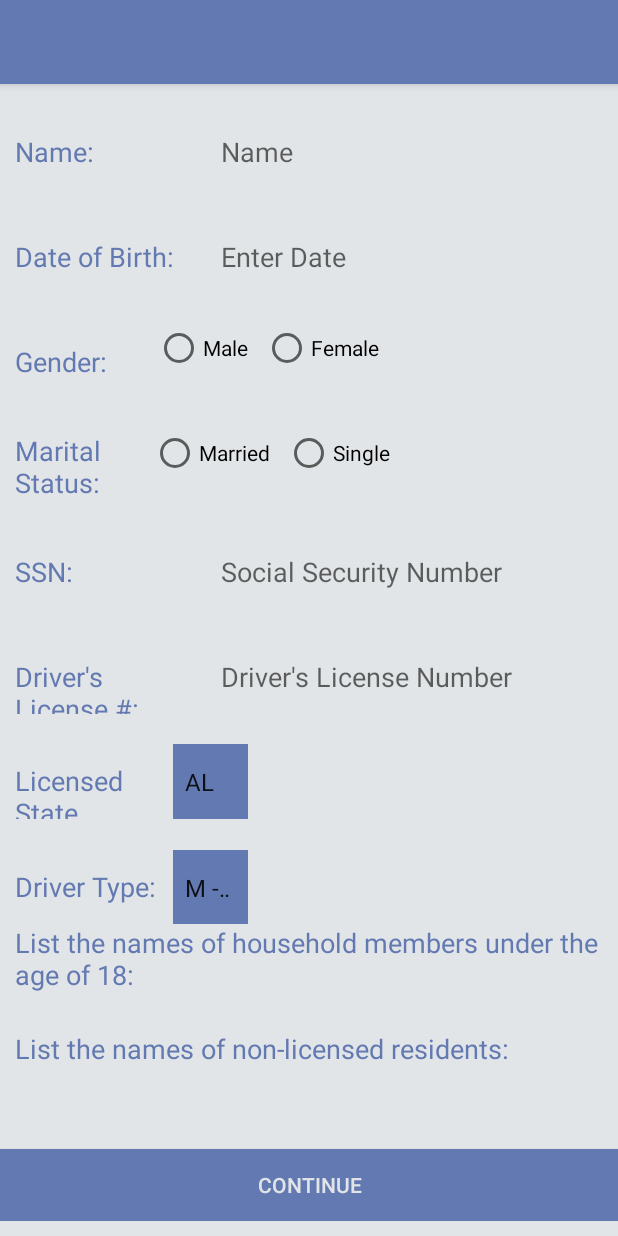
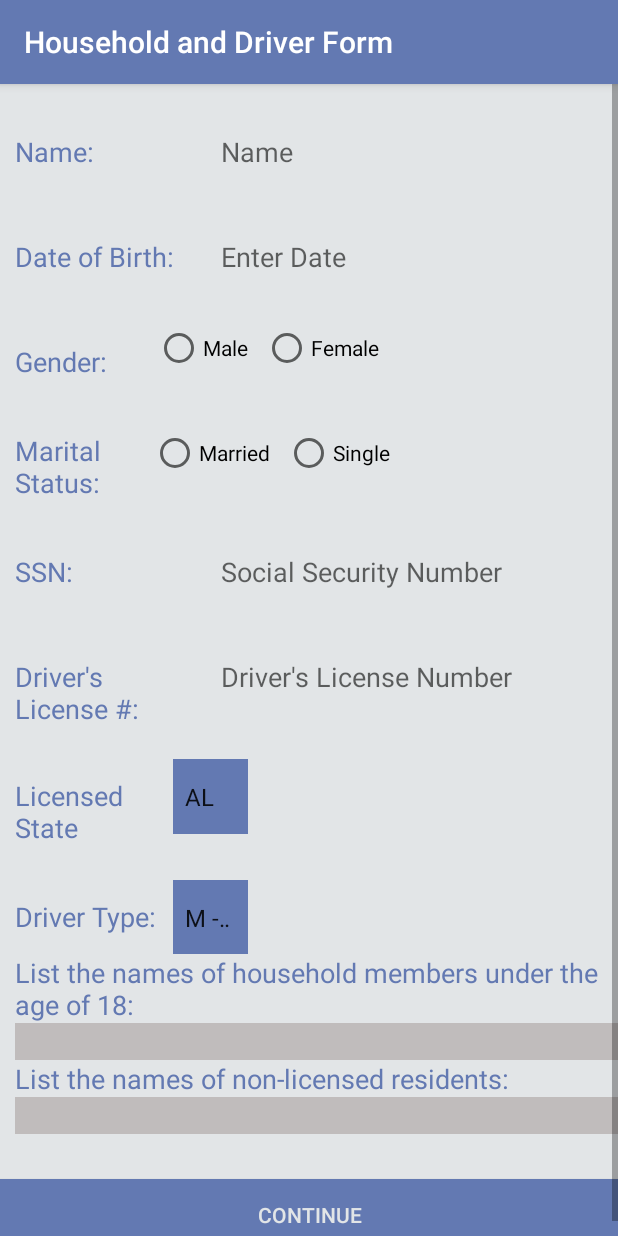
Before and after one commit to Tykota/RagtagGroupInsurance, an Android app: the DriverHouseholdForm screen opened directly, with no data from a screen before it, on a phone screen of 412 x 824 dp. Run offline under Robolectric (Android 15) with nearby library versions, the phone set to English and light mode, and no system bars.

Commit message:
Update activity_driver_household_form.xml

```diff
--- a/InsuranceWizardsApp/app/src/main/res/layout/activity_driver_household_form.xml
+++ b/InsuranceWizardsApp/app/src/main/res/layout/activity_driver_household_form.xml
@@ -16,12 +16,14 @@
         android:elevation="4dp"
         android:theme="@style/ThemeOverlay.AppCompat.ActionBar"
         app:popupTheme="@style/ThemeOverlay.AppCompat.Light"
-        app:titleTextColor="@android:color/white" />
+        app:titleTextColor="@android:color/white"
+        app:title="Household and Driver Form"/>
 
     <ScrollView
         android:layout_width="match_parent"
         android:layout_height="match_parent"
-        android:scrollbars="none">
+        android:scrollbars="vertical"
+        android:fadeScrollbars="false">
 
         <LinearLayout
             android:layout_width="match_parent"
@@ -237,7 +239,7 @@
 
                 <TextView
                     android:layout_width="0dp"
-                    android:layout_height="50dp"
+                    android:layout_height="60dp"
                     android:layout_marginRight="10dp"
                     android:layout_weight="0.6"
                     android:gravity="center_vertical"
@@ -270,7 +272,7 @@
 
                 <TextView
                     android:layout_width="0dp"
-                    android:layout_height="50dp"
+                    android:layout_height="60dp"
                     android:layout_marginRight="10dp"
                     android:layout_weight="0.6"
                     android:gravity="center_vertical"
@@ -333,8 +335,9 @@
                 android:layout_height="wrap_content"
                 android:layout_marginLeft="10dp"
                 android:layout_weight="1.4"
-                android:background="@color/colorAccent"
-                android:imeOptions="actionDone"                android:inputType="textNoSuggestions"
+                android:background="#C0BCBC"
+                android:imeOptions="actionDone"
+                android:inputType="textNoSuggestions"
                 android:paddingLeft="10dp"
                 android:textColor="@color/colorPrimary" />
 
@@ -356,7 +359,7 @@
                 android:layout_height="wrap_content"
                 android:layout_marginLeft="10dp"
                 android:layout_weight="1.4"
-                android:background="@color/colorAccent"
+                android:background="#C0BCBC"
                 android:imeOptions="actionDone"                android:inputType="textNoSuggestions"
                 android:paddingLeft="10dp"
                 android:textColor="@color/colorPrimary" />
```
